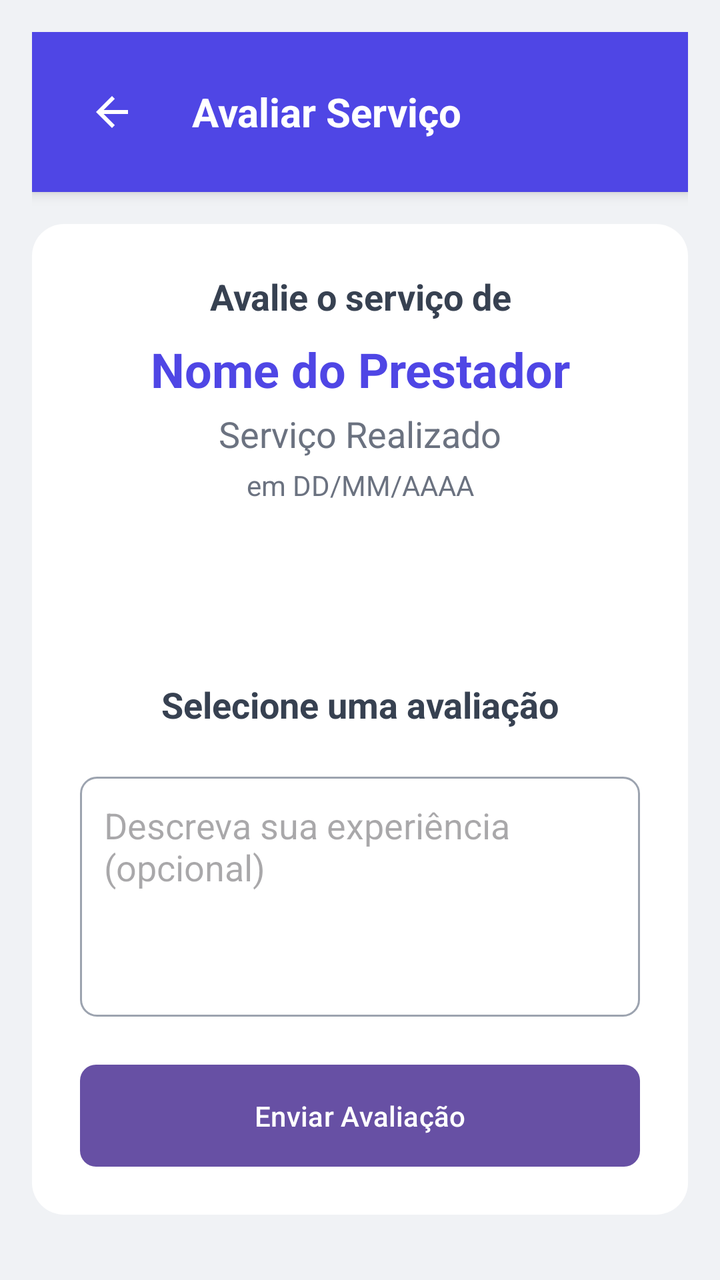
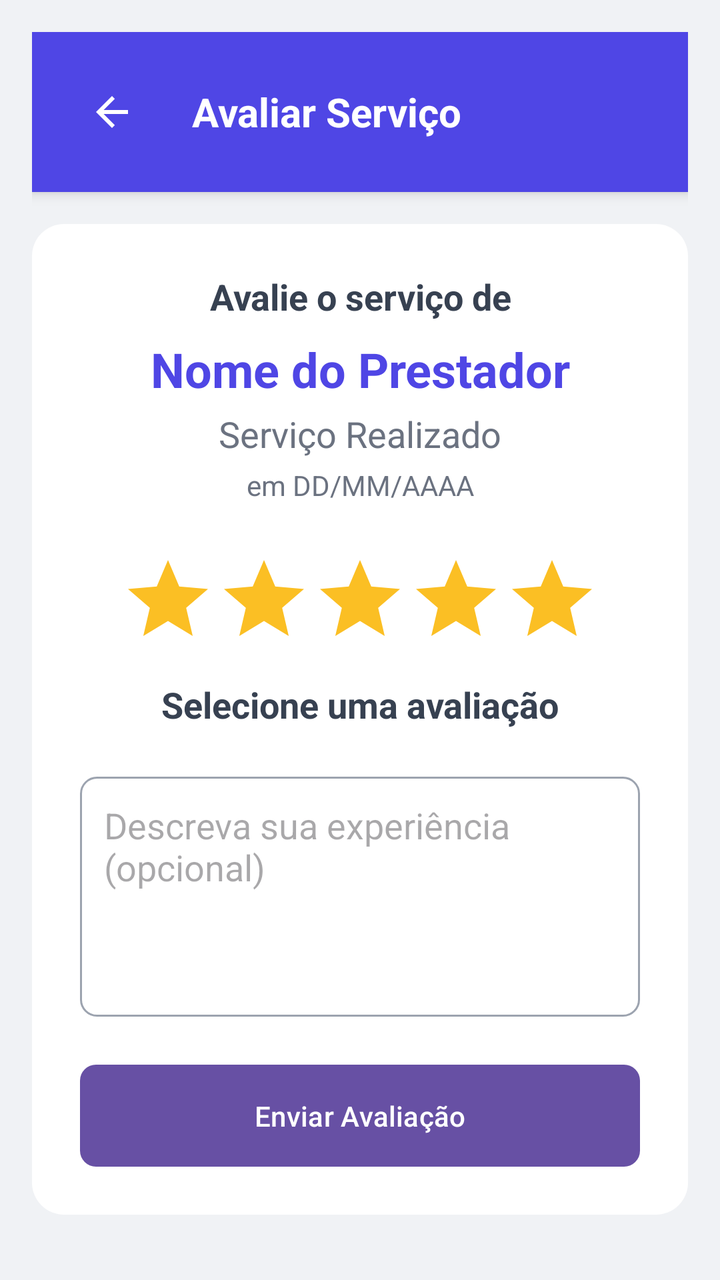

Two renders of the same Android screen: before a commit and after it. Below are the layout's source before the change and the commit's diff.
<!-- AndroidManifest.xml: application theme Theme.SmartApp -->
<!-- res/layout/avaliar_servico.xml -->
<?xml version="1.0" encoding="utf-8"?>
<RelativeLayout xmlns:android="http://schemas.android.com/apk/res/android"
    xmlns:app="http://schemas.android.com/apk/res-auto"
    xmlns:tools="http://schemas.android.com/tools"
    android:layout_width="match_parent"
    android:layout_height="match_parent"
    android:background="#f0f2f5"
    android:padding="16dp"
    android:tint="#FBBF24">


    
    <RelativeLayout
        android:id="@+id/header"
        android:layout_width="match_parent"
        android:layout_height="wrap_content"
        android:background="#4F46E5"
        android:elevation="4dp"
        android:padding="16dp">

        <ImageButton
            android:id="@+id/btnvoltarsv"
            android:layout_width="48dp"
            android:layout_height="48dp"
            android:background="?selectableItemBackgroundBorderless"
            android:contentDescription="btnvoltar"
            android:padding="8dp"
            android:src="@drawable/ic_arrow_back"/>

        <TextView
            android:layout_width="wrap_content"
            android:layout_height="wrap_content"
            android:layout_centerVertical="true"
            android:layout_marginStart="16dp"
            android:layout_toEndOf="@id/btnvoltarsv"
            android:text="Avaliar Serviço"
            android:textColor="@android:color/white"
            android:textSize="20sp"
            android:textStyle="bold" />
    </RelativeLayout>

    
    <ScrollView
        android:layout_width="match_parent"
        android:layout_height="match_parent"
        android:layout_below="@id/header"
        android:paddingTop="16dp">

        <RelativeLayout
            android:layout_width="match_parent"
            android:layout_height="wrap_content"
            android:background="@drawable/card_background"
            android:padding="24dp">

            <TextView
                android:id="@+id/tvTitle"
                android:layout_width="match_parent"
                android:layout_height="wrap_content"
                android:text="Avalie o serviço de"
                android:textAlignment="center"
                android:textColor="#374151"
                android:textSize="18sp"
                android:textStyle="bold" />

            <TextView
                android:id="@+id/tvProfessionalName"
                android:layout_width="match_parent"
                android:layout_height="wrap_content"
                android:layout_below="@id/tvTitle"
                android:layout_marginTop="8dp"
                android:text="Nome do Prestador"
                android:textAlignment="center"
                android:textColor="#4F46E5"
                android:textSize="24sp"
                android:textStyle="bold" />

            <TextView
                android:id="@+id/tvServiceName"
                android:layout_width="match_parent"
                android:layout_height="wrap_content"
                android:layout_below="@id/tvProfessionalName"
                android:layout_marginTop="4dp"
                android:text="Serviço Realizado"
                android:textAlignment="center"
                android:textColor="#6B7280"
                android:textSize="18sp" />

            <TextView
                android:id="@+id/tvServiceDate"
                android:layout_width="match_parent"
                android:layout_height="wrap_content"
                android:layout_below="@id/tvServiceName"
                android:layout_marginTop="4dp"
                android:text="em DD/MM/AAAA"
                android:textAlignment="center"
                android:textColor="#6B7280"
                android:textSize="14sp" />

            <LinearLayout
                android:id="@+id/starContainer"
                android:layout_width="wrap_content"
                android:layout_height="wrap_content"
                android:layout_below="@id/tvServiceDate"
                android:layout_centerHorizontal="true"
                android:layout_marginTop="24dp"
                android:orientation="horizontal">

                <ImageView
                    android:id="@+id/star1"
                    android:layout_width="48dp"
                    android:layout_height="48dp"
                     />

                <ImageView
                    android:id="@+id/star2"
                    android:layout_width="48dp"
                    android:layout_height="48dp"
                     />

                <ImageView
                    android:id="@+id/star3"
                    android:layout_width="48dp"
                    android:layout_height="48dp"
                     />

                <ImageView
                    android:id="@+id/star4"
                    android:layout_width="48dp"
                    android:layout_height="48dp"
                     />

                <ImageView
                    android:id="@+id/star5"
                    android:layout_width="48dp"
                    android:layout_height="48dp"
                     />
            </LinearLayout>

            <TextView
                android:id="@+id/tvRatingText"
                android:layout_width="match_parent"
                android:layout_height="wrap_content"
                android:layout_below="@id/starContainer"
                android:layout_marginTop="16dp"
                android:text="Selecione uma avaliação"
                android:textAlignment="center"
                android:textColor="#374151"
                android:textSize="18sp"
                android:textStyle="bold" />

            <EditText
                android:id="@+id/etComment"
                android:layout_width="match_parent"
                android:layout_height="120dp"
                android:layout_below="@id/tvRatingText"
                android:layout_marginTop="24dp"
                android:background="@drawable/edittext_background"
                android:gravity="top"
                android:hint="Descreva sua experiência (opcional)"
                android:padding="12dp" />

            <Button
                android:id="@+id/btnSubmit"
                android:layout_width="match_parent"
                android:layout_height="wrap_content"
                android:layout_below="@id/etComment"
                android:layout_marginTop="24dp"
                android:background="@drawable/button_primary"
                android:drawablePadding="8dp"
                android:paddingVertical="12dp"
                android:text="Enviar Avaliação"
                android:textAllCaps="false"
                android:textColor="@android:color/white" />
        </RelativeLayout>
    </ScrollView>

    
    <RelativeLayout
        android:id="@+id/messageModal"
        android:layout_width="match_parent"
        android:layout_height="match_parent"
        android:background="#66000000"
        android:visibility="gone">

        <RelativeLayout
            android:layout_width="300dp"
            android:layout_height="wrap_content"
            android:layout_centerInParent="true"
            android:background="@drawable/modal_background"
            android:padding="24dp">

            <ImageView
                android:id="@+id/ivModalIcon"
                android:layout_width="64dp"
                android:layout_height="64dp"
                android:layout_centerHorizontal="true"/>

            <TextView
                android:id="@+id/tvModalTitle"
                android:layout_width="match_parent"
                android:layout_height="wrap_content"
                android:layout_below="@id/ivModalIcon"
                android:layout_marginTop="16dp"
                android:textAlignment="center"
                android:textColor="#374151"
                android:textSize="20sp"
                android:textStyle="bold" />

            <TextView
                android:id="@+id/tvModalMessage"
                android:layout_width="match_parent"
                android:layout_height="wrap_content"
                android:layout_below="@id/tvModalTitle"
                android:layout_marginTop="8dp"
                android:layout_marginBottom="24dp"
                android:textAlignment="center"
                android:textColor="#374151" />

            <Button
                android:id="@+id/btnModalOk"
                android:layout_width="match_parent"
                android:layout_height="wrap_content"
                android:layout_below="@id/tvModalMessage"
                android:background="@drawable/button_primary"
                android:text="OK"
                android:textAllCaps="false"
                android:textColor="@android:color/white" />
        </RelativeLayout>
    </RelativeLayout>
</RelativeLayout>
<!-- resources referenced by this layout -->
<resources>
  <!-- drawable button_primary (drawable) -->
  <?xml version="1.0" encoding="utf-8"?>
  <shape xmlns:android="http://schemas.android.com/apk/res/android">
      <solid android:color="#4F46E5"/>
      <corners android:radius="8dp"/>
      <solid android:color="#10B981" />
      <corners android:radius="8dp" />
  </shape>
  <!-- drawable card_background (drawable) -->
  <shape xmlns:android="http://schemas.android.com/apk/res/android">
      <solid android:color="@android:color/white" />
      <corners android:radius="12dp" />
      <solid android:color="@android:color/white"/>
      <corners android:radius="16dp"/>
  </shape>
  <!-- drawable edittext_background (drawable) -->
  <shape xmlns:android="http://schemas.android.com/apk/res/android">
      <solid android:color="@android:color/white" />
      <corners android:radius="8dp" />
      <stroke
          android:width="1dp"
          android:color="#D1D5DB" />
      <solid android:color="@android:color/white"/>
      <corners android:radius="12dp"/>
      <stroke android:width="1dp" android:color="@color/gray_300"/>
  
      <shape xmlns:android="http://schemas.android.com/apk/res/android">
          <solid android:color="@android:color/white"/>
          <corners android:radius="8dp"/>
          <stroke android:width="1dp" android:color="#D1D5DB"/>
      </shape>
  
      <solid android:color="@android:color/transparent" />
      <stroke android:width="1dp" android:color="#D1D5DB" />
      <corners android:radius="8dp" />
  
      <solid android:color="@android:color/transparent" />
      <stroke android:width="1dp" android:color="@color/gray_400" />
      <corners android:radius="8dp" />
  
  </shape>
  <!-- drawable ic_arrow_back (drawable) -->
  <vector xmlns:android="http://schemas.android.com/apk/res/android"
      android:width="24dp"
      android:height="24dp"
      android:viewportWidth="24"
      android:viewportHeight="24">
      <path android:fillColor="#FFFFFF" android:pathData="M20,11H7.83l5.59,-5.59L12,4l-8,8 8,8 1.41,-1.41L7.83,13H20v-2z"/>
  </vector>
  <!-- drawable modal_background (drawable) -->
  <?xml version="1.0" encoding="utf-8"?>
  <shape xmlns:android="http://schemas.android.com/apk/res/android">
      <solid android:color="@android:color/white" />
      <corners android:radius="16dp" />
  </shape>
  <style name="Theme.SmartApp" parent="Base.Theme.SmartApp" />
  <color name="gray_300">#D1D5DB</color>
  <color name="gray_400">#9CA3AF</color>
  <style name="Base.Theme.SmartApp" parent="Theme.Material3.DayNight.NoActionBar" />
</resources>

<!-- the commit's change to res/layout/avaliar_servico.xml (unified diff, before → after) -->
@@ -25,7 +25,7 @@
             android:background="?selectableItemBackgroundBorderless"
             android:contentDescription="btnvoltar"
             android:padding="8dp"
-            android:src="@drawable/ic_arrow_back"/>
+            android:src="@drawable/ic_arrow_back" />
 
         <TextView
             android:layout_width="wrap_content"
@@ -109,31 +109,36 @@
                     android:id="@+id/star1"
                     android:layout_width="48dp"
                     android:layout_height="48dp"
-                     />
+                    android:src="@drawable/ic_star"
+                    app:tint="@color/yellow_400" />
 
                 <ImageView
                     android:id="@+id/star2"
                     android:layout_width="48dp"
                     android:layout_height="48dp"
-                     />
+                    android:src="@drawable/ic_star"
+                    app:tint="@color/yellow_400" />
 
                 <ImageView
                     android:id="@+id/star3"
                     android:layout_width="48dp"
                     android:layout_height="48dp"
-                     />
+                    android:src="@drawable/ic_star"
+                    app:tint="@color/yellow_400" />
 
                 <ImageView
                     android:id="@+id/star4"
                     android:layout_width="48dp"
                     android:layout_height="48dp"
-                     />
+                    android:src="@drawable/ic_star"
+                    app:tint="@color/yellow_400" />
 
                 <ImageView
                     android:id="@+id/star5"
                     android:layout_width="48dp"
                     android:layout_height="48dp"
-                     />
+                    android:src="@drawable/ic_star"
+                    app:tint="@color/yellow_400" />
             </LinearLayout>
 
             <TextView
@@ -157,7 +162,8 @@
                 android:background="@drawable/edittext_background"
                 android:gravity="top"
                 android:hint="Descreva sua experiência (opcional)"
-                android:padding="12dp" />
+                android:padding="12dp"
+                android:textColor="@color/black" />
 
             <Button
                 android:id="@+id/btnSubmit"
@@ -193,7 +199,7 @@
                 android:id="@+id/ivModalIcon"
                 android:layout_width="64dp"
                 android:layout_height="64dp"
-                android:layout_centerHorizontal="true"/>
+                android:layout_centerHorizontal="true" />
 
             <TextView
                 android:id="@+id/tvModalTitle"
<!-- resource entries referenced after the edit -->
@@ -1,5 +1,7 @@
 <!-- resources referenced by this layout -->
 <resources>
+  <color name="black">#FF000000</color>
+  <color name="yellow_400">#FBBF24</color>
   <!-- drawable button_primary (drawable) -->
   <?xml version="1.0" encoding="utf-8"?>
   <shape xmlns:android="http://schemas.android.com/apk/res/android">
@@ -49,6 +51,16 @@
       android:viewportHeight="24">
       <path android:fillColor="#FFFFFF" android:pathData="M20,11H7.83l5.59,-5.59L12,4l-8,8 8,8 1.41,-1.41L7.83,13H20v-2z"/>
   </vector>
+  <!-- drawable ic_star (drawable) -->
+  <vector xmlns:android="http://schemas.android.com/apk/res/android"
+      android:width="24dp"
+      android:height="24dp"
+      android:viewportWidth="24"
+      android:viewportHeight="24">
+      <path
+          android:fillColor="#FF000000"
+          android:pathData="M12,17.27L18.18,21l-1.64,-7.03L22,9.24l-7.19,-0.61L12,2 9.19,8.63 2,9.24l5.46,4.73L5.82,21z"/>
+  </vector>
   <!-- drawable modal_background (drawable) -->
   <?xml version="1.0" encoding="utf-8"?>
   <shape xmlns:android="http://schemas.android.com/apk/res/android">
